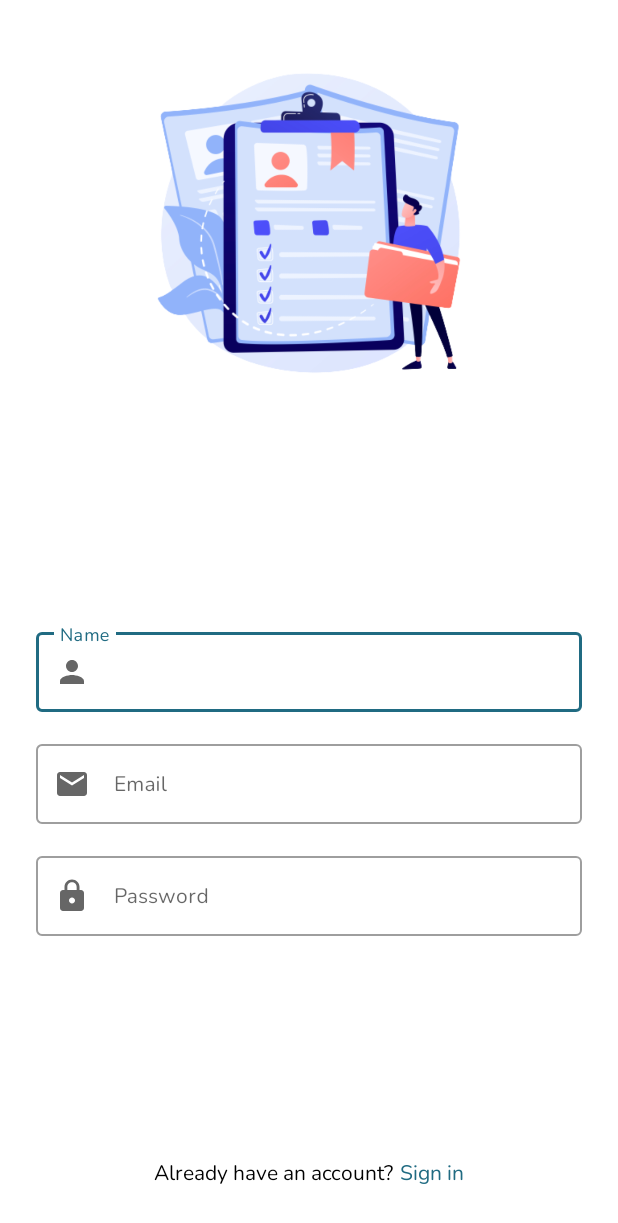
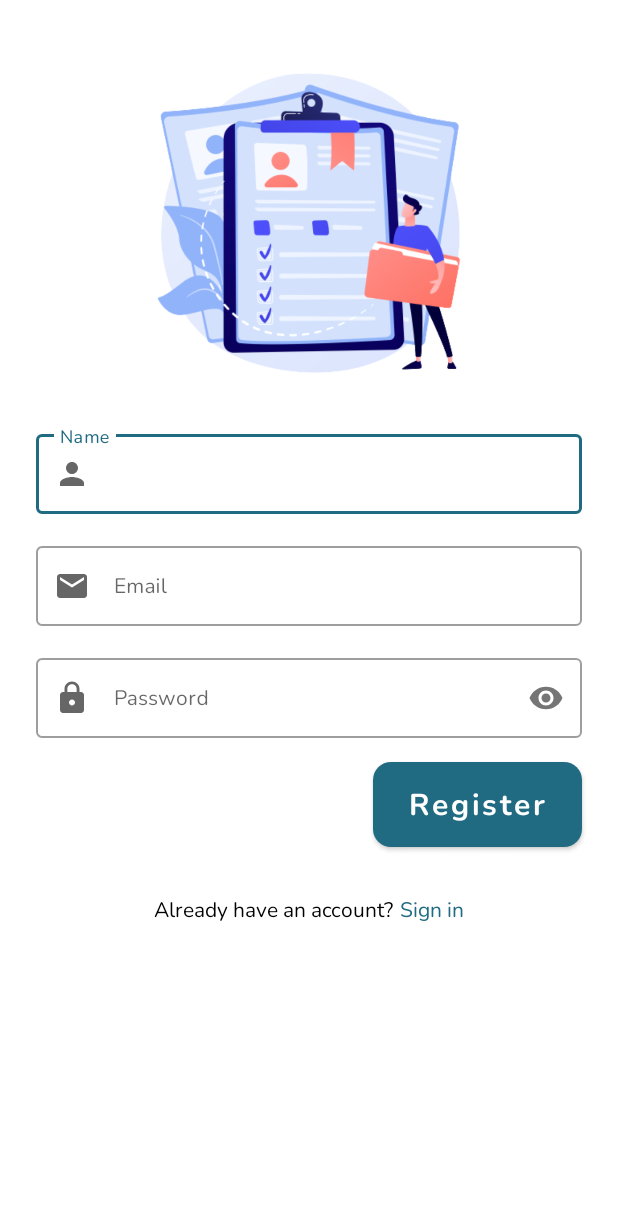
Before and after one commit to allukman/Story-app, an Android app: the screen it shows after launch (RegisterActivity), after a tap on "Sign up", on a phone screen of 412 x 824 dp. Shown: the top 1223 px of the screen. Run offline under Robolectric (Android 15) with nearby library versions, the phone set to English and light mode, and no system bars.

Commit message:
feature : add register user

```diff
--- a/app/src/main/AndroidManifest.xml
+++ b/app/src/main/AndroidManifest.xml
@@ -1,6 +1,8 @@
 <?xml version="1.0" encoding="utf-8"?>
 <manifest xmlns:android="http://schemas.android.com/apk/res/android"
     xmlns:tools="http://schemas.android.com/tools">
+
+    <uses-permission android:name="android.permission.INTERNET" />
 
     <application
         android:allowBackup="true"
@@ -13,11 +15,11 @@
         android:theme="@style/Theme.StoryApp"
         tools:targetApi="31">
         <activity
-            android:name=".ui.auth.RegisterActivity"
+            android:name=".ui.auth.register.RegisterActivity"
             android:exported="false"
             android:parentActivityName=".ui.welcome.WelcomeActivity"/>
         <activity
-            android:name=".ui.auth.LoginActivity"
+            android:name=".ui.auth.login.LoginActivity"
             android:exported="false"
             android:parentActivityName=".ui.welcome.WelcomeActivity"/>
         <activity
--- /dev/null
+++ b/app/src/main/java/com/karsatech/storyapp/data/remote/retrofit/ApiConfig.kt
@@ -0,0 +1,38 @@
+package com.karsatech.storyapp.data.remote.retrofit
+
+import android.content.Context
+import okhttp3.OkHttpClient
+import okhttp3.logging.HttpLoggingInterceptor
+import retrofit2.Retrofit
+import retrofit2.converter.gson.GsonConverterFactory
+import java.util.concurrent.TimeUnit
+
+object ApiConfig {
+
+    private var retrofit : Retrofit? = null
+
+    const val BASE_URL = "https://story-api.dicoding.dev/v1/"
+
+    fun getApiClient(context: Context): Retrofit? {
+        if (retrofit == null) {
+            val loggingInterceptor = HttpLoggingInterceptor()
+                .setLevel(HttpLoggingInterceptor.Level.BODY)
+
+            val okHttpClient = OkHttpClient.Builder()
+                .addInterceptor(loggingInterceptor)
+                .addInterceptor(HeaderInterceptor(context))
+                .connectTimeout(7000, TimeUnit.MINUTES)
+                .readTimeout(1, TimeUnit.MINUTES)
+                .writeTimeout(1, TimeUnit.MINUTES)
+                .retryOnConnectionFailure(true)
+                .build()
+
+            retrofit = Retrofit.Builder()
+                .baseUrl(BASE_URL)
+                .client(okHttpClient)
+                .addConverterFactory(GsonConverterFactory.create())
+                .build()
+        }
+        return retrofit
+    }
+}
--- /dev/null
+++ b/app/src/main/java/com/karsatech/storyapp/data/remote/retrofit/ApiService.kt
@@ -0,0 +1,26 @@
+package com.karsatech.storyapp.data.remote.retrofit
+
+import com.karsatech.storyapp.data.remote.response.LoginResponse
+import com.karsatech.storyapp.data.remote.response.RegisterResponse
+import retrofit2.Call
+import retrofit2.http.Field
+import retrofit2.http.FormUrlEncoded
+import retrofit2.http.POST
+
+interface ApiService {
+
+    @FormUrlEncoded
+    @POST("register")
+    fun registerUser(
+        @Field("name") name: String,
+        @Field("email") email: String,
+        @Field("password") password: String
+    ): Call<RegisterResponse>
+
+    @FormUrlEncoded
+    @POST("login")
+    fun loginUser(
+        @Field("email") email: String,
+        @Field("password") password: String
+    ): Call<LoginResponse>
+}
--- a/app/src/main/java/com/karsatech/storyapp/ui/auth/RegisterActivity.kt
+++ /dev/null
@@ -1,24 +0,0 @@
-package com.karsatech.storyapp.ui.auth
-
-import android.content.Intent
-import androidx.appcompat.app.AppCompatActivity
-import android.os.Bundle
-import com.karsatech.storyapp.R
-import com.karsatech.storyapp.databinding.ActivityRegisterBinding
-
-class RegisterActivity : AppCompatActivity() {
-    private lateinit var binding: ActivityRegisterBinding
-
-    override fun onCreate(savedInstanceState: Bundle?) {
-        super.onCreate(savedInstanceState)
-        supportActionBar?.hide()
-        binding = ActivityRegisterBinding.inflate(layoutInflater)
-        setContentView(binding.root)
-
-        binding.tvLogin.setOnClickListener {
-            val intent = Intent(this, LoginActivity::class.java)
-            startActivity(intent)
-            finish()
-        }
-    }
-}
--- a/app/src/main/java/com/karsatech/storyapp/ui/auth/LoginActivity.kt
+++ b/app/src/main/java/com/karsatech/storyapp/ui/auth/login/LoginActivity.kt
@@ -1,10 +1,10 @@
-package com.karsatech.storyapp.ui.auth
+package com.karsatech.storyapp.ui.auth.login
 
 import android.content.Intent
 import androidx.appcompat.app.AppCompatActivity
 import android.os.Bundle
-import com.karsatech.storyapp.R
 import com.karsatech.storyapp.databinding.ActivityLoginBinding
+import com.karsatech.storyapp.ui.auth.register.RegisterActivity
 
 class LoginActivity : AppCompatActivity() {
     private lateinit var binding: ActivityLoginBinding
--- /dev/null
+++ b/app/src/main/java/com/karsatech/storyapp/ui/auth/register/RegisterActivity.kt
@@ -0,0 +1,139 @@
+package com.karsatech.storyapp.ui.auth.register
+
+import android.content.Intent
+import android.opengl.Visibility
+import androidx.appcompat.app.AppCompatActivity
+import android.os.Bundle
+import android.util.Log
+import android.view.View
+import android.widget.Toast
+import androidx.activity.viewModels
+import com.karsatech.storyapp.R
+import com.karsatech.storyapp.data.remote.retrofit.ApiConfig
+import com.karsatech.storyapp.data.remote.retrofit.ApiService
+import com.karsatech.storyapp.databinding.ActivityRegisterBinding
+import com.karsatech.storyapp.ui.auth.login.LoginActivity
+
+class RegisterActivity : AppCompatActivity() {
+    private lateinit var binding: ActivityRegisterBinding
+    private lateinit var service: ApiService
+
+    private val registerViewModel by viewModels<RegisterViewModel>()
+
+    override fun onCreate(savedInstanceState: Bundle?) {
+        super.onCreate(savedInstanceState)
+        supportActionBar?.hide()
+        binding = ActivityRegisterBinding.inflate(layoutInflater)
+        setContentView(binding.root)
+
+        service = ApiConfig.getApiClient(this)!!.create(ApiService::class.java)
+
+        setOnClick()
+        settingViewModel()
+        subscribeRegisterViewModel()
+    }
+
+    private fun subscribeRegisterViewModel() {
+        registerViewModel.register.observe(this) { data ->
+            Log.d(TAG, "data : $data")
+            if (!data.error) {
+                Toast.makeText(this, data.message, Toast.LENGTH_SHORT).show()
+                intentLogin()
+            } else {
+                Toast.makeText(this, data.message, Toast.LENGTH_SHORT).show()
+            }
+        }
+
+        registerViewModel.isLoading.observe(this) { loading ->
+            Log.d(TAG, "loading : $loading")
+            showLoading(loading)
+        }
+    }
+
+    private fun settingViewModel() {
+        registerViewModel.apply {
+            setService(service)
+        }
+    }
+
+    private fun setOnClick() {
+        binding.tvLogin.setOnClickListener {
+            intentLogin()
+        }
+
+        binding.btnRegister.setOnClickListener {
+            validation()
+        }
+    }
+
+    private fun intentLogin() {
+        val intent = Intent(this, LoginActivity::class.java)
+        startActivity(intent)
+        finish()
+    }
+
+    private fun showLoading (loading: Boolean) {
+        binding.btnRegister.visibility = if (loading) View.GONE else View.VISIBLE
+        binding.progressBar.visibility = if (loading) View.VISIBLE else View.INVISIBLE
+    }
+
+    private fun validation() {
+        val emailRegex = "[A-Za-z0-9._%+-]+@[A-Za-z0-9.-]+\\.[A-Za-z]{2,4}".toRegex()
+
+        val name = binding.nameEditText.text.toString()
+        val email = binding.emailEditText.text.toString()
+        val password = binding.passwordEditText.text.toString()
+
+        val nameString = getString(R.string.name)
+        val emailString = getString(R.string.email)
+        val passwordString = getString(R.string.password)
+
+        when {
+            name.isEmpty() -> {
+                binding.etLayoutName.error = getString(R.string.error_empty_value, nameString)
+                return
+            }
+
+            name.length < 6 -> {
+                binding.etLayoutName.error = getString(R.string.error_length, nameString, 6)
+                return
+            }
+
+            email.isEmpty() -> {
+                binding.etLayoutEmail.error = getString(R.string.error_empty_value, emailString)
+                return
+            }
+
+            !email.matches(emailRegex) -> {
+                binding.etLayoutEmail.error = getString(R.string.error_email_format)
+                return
+            }
+
+            password.isEmpty() -> {
+                binding.etLayoutPassword.error =
+                    getString(R.string.error_empty_value, passwordString)
+                return
+            }
+
+            password.length < 8 -> {
+                binding.etLayoutPassword.error = getString(R.string.error_length, passwordString, 8)
+                return
+            }
+
+            else -> {
+                binding.etLayoutName.error = null
+                binding.etLayoutEmail.error = null
+                binding.etLayoutPassword.error = null
+
+                Log.d(TAG, "name: $name, email: $email, password: $password")
+
+                registerViewModel.registerUser(name, email, password)
+            }
+        }
+    }
+
+    companion object {
+        private var TAG = RegisterActivity::class.java.simpleName
+    }
+
+}
--- /dev/null
+++ b/app/src/main/java/com/karsatech/storyapp/ui/auth/register/RegisterViewModel.kt
@@ -0,0 +1,73 @@
+package com.karsatech.storyapp.ui.auth.register
+
+import android.util.Log
+import androidx.lifecycle.LiveData
+import androidx.lifecycle.MutableLiveData
+import androidx.lifecycle.ViewModel
+import com.karsatech.storyapp.data.remote.response.RegisterResponse
+import com.karsatech.storyapp.data.remote.retrofit.ApiService
+import kotlinx.coroutines.CoroutineScope
+import kotlinx.coroutines.Dispatchers
+import kotlinx.coroutines.Job
+import kotlinx.coroutines.launch
+import kotlinx.coroutines.withContext
+import retrofit2.Call
+import retrofit2.Callback
+import retrofit2.Response
+import kotlin.coroutines.CoroutineContext
+
+class RegisterViewModel : ViewModel(), CoroutineScope {
+
+    private lateinit var service: ApiService
+
+    private val _register = MutableLiveData<RegisterResponse>()
+    val register: LiveData<RegisterResponse> = _register
+
+    private val _isLoading = MutableLiveData<Boolean>()
+    val isLoading: LiveData<Boolean> = _isLoading
+
+    override val coroutineContext: CoroutineContext
+        get() = Job() + Dispatchers.Main
+
+    fun setService(service: ApiService) {
+        this.service = service
+    }
+
+    companion object {
+        private const val TAG = "RegisterViewModel"
+    }
+
+    fun registerUser(name: String, email: String, password: String) {
+        _isLoading.value = true
+        launch {
+            try {
+                val result = withContext(Dispatchers.IO) {
+                    service.registerUser(name, email, password)
+                }
+
+                result.enqueue(object : Callback<RegisterResponse> {
+                    override fun onResponse(
+                        call: Call<RegisterResponse>,
+                        response: Response<RegisterResponse>
+                    ) {
+                        _isLoading.value = false
+                        if (response.isSuccessful) {
+                            _register.value = response.body()
+                        } else {
+                            Log.e(TAG, "onFailure: ${response.message()}")
+                        }
+                    }
+
+                    override fun onFailure(call: Call<RegisterResponse>, t: Throwable) {
+                        _isLoading.value = false
+                        Log.e(TAG, "onFailure: ${t.message.toString()}")
+                    }
+
+                })
+            } catch (e: Throwable) {
+                Log.e(TAG, "onFailure: ${e.localizedMessage}")
+                e.printStackTrace()
+            }
+        }
+    }
+}
--- a/app/src/main/res/layout/activity_register.xml
+++ b/app/src/main/res/layout/activity_register.xml
@@ -1,36 +1,41 @@
 <?xml version="1.0" encoding="utf-8"?>
-<androidx.constraintlayout.widget.ConstraintLayout xmlns:android="http://schemas.android.com/apk/res/android"
+
+<androidx.core.widget.NestedScrollView xmlns:android="http://schemas.android.com/apk/res/android"
     xmlns:app="http://schemas.android.com/apk/res-auto"
     xmlns:tools="http://schemas.android.com/tools"
     android:layout_width="match_parent"
+    android:layout_height="match_parent">
+
+    <androidx.constraintlayout.widget.ConstraintLayout
+        android:layout_width="match_parent"
         android:layout_height="match_parent"
-    tools:context=".ui.auth.RegisterActivity">
+        tools:context=".ui.auth.register.RegisterActivity">
 
         <ImageView
             android:id="@+id/iv_register"
             android:layout_width="match_parent"
             android:layout_height="wrap_content"
             android:layout_marginHorizontal="@dimen/dimen_72dp"
+            android:layout_marginTop="@dimen/dimen_16dp"
+            android:adjustViewBounds="true"
+            android:contentDescription="@string/desc_image_register"
             android:scaleType="fitCenter"
-        android:adjustViewBounds="true"
-        android:layout_marginTop="@dimen/dimen_16dp"
             app:layout_constraintEnd_toEndOf="parent"
             app:layout_constraintStart_toStartOf="parent"
             app:layout_constraintTop_toTopOf="parent"
-        app:srcCompat="@drawable/img_register"
-        android:contentDescription="@string/desc_image_register" />
+            app:srcCompat="@drawable/img_register" />
 
         <LinearLayout
             android:id="@+id/layout_text_input"
             android:layout_width="match_parent"
             android:layout_height="wrap_content"
+            android:layout_marginHorizontal="@dimen/dimen_24dp"
+            android:layout_marginBottom="@dimen/dimen_16dp"
             android:orientation="vertical"
-        android:layout_marginBottom="@dimen/dimen_16dp"
-        android:layout_marginHorizontal="@dimen/dimen_24dp"
+            app:layout_constraintBottom_toTopOf="@id/btn_register"
             app:layout_constraintLeft_toLeftOf="parent"
             app:layout_constraintRight_toRightOf="parent"
-        app:layout_constraintTop_toBottomOf="@id/iv_register"
-        app:layout_constraintBottom_toTopOf="@id/layout_register">
+            app:layout_constraintTop_toBottomOf="@id/iv_register">
 
             <com.google.android.material.textfield.TextInputLayout
                 android:id="@+id/et_layout_name"
@@ -40,6 +45,7 @@
                 app:startIconDrawable="@drawable/ic_baseline_person_24">
 
                 <com.google.android.material.textfield.TextInputEditText
+                    android:id="@+id/nameEditText"
                     style="@style/description"
                     android:layout_width="match_parent"
                     android:layout_height="wrap_content"
@@ -51,12 +57,13 @@
             <com.google.android.material.textfield.TextInputLayout
                 android:id="@+id/et_layout_email"
                 style="@style/Widget.MaterialComponents.TextInputLayout.OutlinedBox"
-            android:layout_marginTop="@dimen/dimen_16dp"
                 android:layout_width="match_parent"
                 android:layout_height="wrap_content"
+                android:layout_marginTop="@dimen/dimen_16dp"
                 app:startIconDrawable="@drawable/ic_baseline_email_24">
 
                 <com.google.android.material.textfield.TextInputEditText
+                    android:id="@+id/emailEditText"
                     style="@style/description"
                     android:layout_width="match_parent"
                     android:layout_height="wrap_content"
@@ -71,9 +78,11 @@
                 android:layout_width="match_parent"
                 android:layout_height="wrap_content"
                 android:layout_marginTop="@dimen/dimen_16dp"
+                app:passwordToggleEnabled="true"
                 app:startIconDrawable="@drawable/ic_baseline_lock_24">
 
                 <com.google.android.material.textfield.TextInputEditText
+                    android:id="@+id/passwordEditText"
                     style="@style/description"
                     android:layout_width="match_parent"
                     android:layout_height="wrap_content"
@@ -84,32 +93,59 @@
 
         </LinearLayout>
 
+        <Button
+            android:id="@+id/btn_register"
+            style="@style/title"
+            android:layout_width="wrap_content"
+            android:layout_height="wrap_content"
+            android:layout_marginTop="@dimen/dimen_16dp"
+            android:background="@drawable/style_rounded_button"
+            android:paddingHorizontal="@dimen/dimen_24dp"
+            android:paddingVertical="@dimen/dimen_8dp"
+            android:text="@string/register"
+            android:textAllCaps="false"
+            android:textColor="?colorOnBackground"
+            app:layout_constraintRight_toRightOf="@id/layout_text_input"
+            app:layout_constraintTop_toBottomOf="@id/layout_text_input" />
+
+        <ProgressBar
+            android:id="@+id/progress_bar"
+            android:layout_width="wrap_content"
+            android:layout_height="wrap_content"
+            android:visibility="gone"
+            android:layout_margin="@dimen/dimen_16dp"
+            app:layout_constraintRight_toRightOf="@id/layout_text_input"
+            app:layout_constraintTop_toBottomOf="@id/layout_text_input" />
+
+
         <LinearLayout
             android:id="@+id/layout_register"
             android:layout_width="wrap_content"
             android:layout_height="wrap_content"
+            android:layout_marginVertical="@dimen/dimen_32dp"
             android:orientation="horizontal"
-        android:layout_marginBottom="@dimen/dimen_32dp"
+            app:layout_constraintBottom_toBottomOf="parent"
             app:layout_constraintLeft_toLeftOf="parent"
             app:layout_constraintRight_toRightOf="parent"
-        app:layout_constraintBottom_toBottomOf="parent">
+            app:layout_constraintTop_toBottomOf="@id/btn_register">
 
             <TextView
                 android:id="@+id/tv_already_have_account"
+                style="@style/description"
                 android:layout_width="wrap_content"
                 android:layout_height="wrap_content"
-            android:text="@string/already_have_an_account"
-            style="@style/description"/>
+                android:text="@string/already_have_an_account" />
 
             <TextView
                 android:id="@+id/tv_login"
+                style="@style/description_secondary"
                 android:layout_width="wrap_content"
                 android:layout_height="wrap_content"
-            android:text="@string/sign_in"
                 android:layout_marginStart="4dp"
-            style="@style/description_secondary"/>
+                android:text="@string/sign_in" />
 
         </LinearLayout>
 
+    </androidx.constraintlayout.widget.ConstraintLayout>
 
-</androidx.constraintlayout.widget.ConstraintLayout>
+</androidx.core.widget.NestedScrollView>
--- a/app/src/main/res/values/dimens.xml
+++ b/app/src/main/res/values/dimens.xml
@@ -4,4 +4,5 @@
     <dimen name="dimen_24dp">24dp</dimen>
     <dimen name="dimen_32dp">32dp</dimen>
     <dimen name="dimen_72dp">72dp</dimen>
+    <dimen name="dimen_8dp">8dp</dimen>
 </resources>
--- a/app/src/main/res/values/strings.xml
+++ b/app/src/main/res/values/strings.xml
@@ -21,6 +21,13 @@
     <string name="desc_image_login">Image Login</string>
     <string name="desc_image_register">Image Register</string>
 
+    <!--    Error String    -->
+
+    <string name="error_empty_value">%s can\'t be empty</string>
+    <string name="error_length">%1$s must be at least %2$d characters long</string>
+    <string name="error_email_format">Please enter a valid email</string>
+
+
 
 
 </resources>
```
Also changed, not shown: app/build.gradle (+19 -0 lines), app/src/main/java/com/karsatech/storyapp/data/remote/response/LoginResponse.kt (added, +25 -0 lines), app/src/main/java/com/karsatech/storyapp/data/remote/response/RegisterResponse.kt (added, +13 -0 lines), app/src/main/java/com/karsatech/storyapp/data/remote/retrofit/HeaderInterceptor.kt (added, +23 -0 lines), app/src/main/java/com/karsatech/storyapp/data/wrapper/ResultWrapper.kt (added, +17 -0 lines), app/src/main/java/com/karsatech/storyapp/ui/auth/login/LoginViewModel.kt (added, +72 -0 lines), app/src/main/java/com/karsatech/storyapp/ui/welcome/WelcomeActivity.kt (+2 -5 lines), app/src/main/java/com/karsatech/storyapp/utils/UserPreference.kt (added, +40 -0 lines), app/src/main/res/layout/activity_login.xml (+18 -2 lines). Lines whose indentation alone changed are shown as unchanged.
